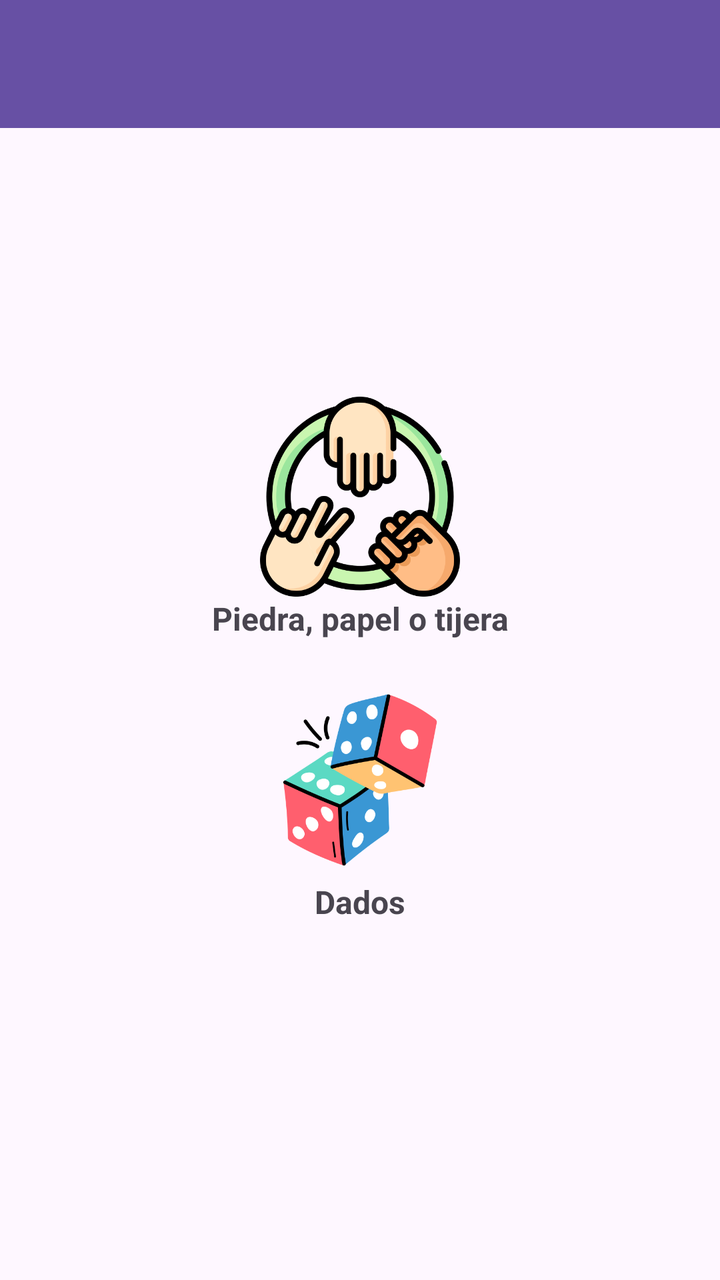
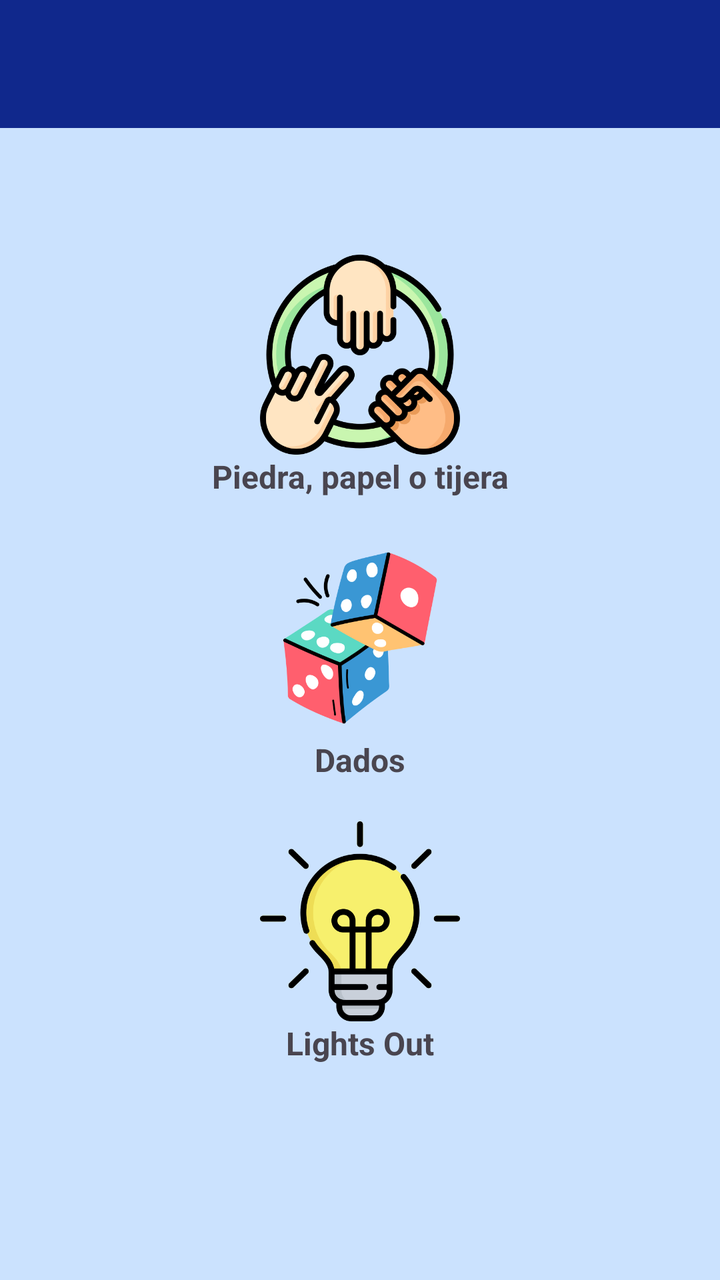

Two renders of the same Android screen: before a commit and after it. Below are the layout's source before the change and the commit's diff.
<!-- AndroidManifest.xml: application theme Theme.PracticaAndroid -->
<!-- res/layout/activity_juegos.xml -->
<?xml version="1.0" encoding="utf-8"?>
<androidx.constraintlayout.widget.ConstraintLayout xmlns:android="http://schemas.android.com/apk/res/android"
    xmlns:app="http://schemas.android.com/apk/res-auto"
    android:id="@+id/main"
    android:layout_width="match_parent"
    android:layout_height="match_parent">

    <androidx.appcompat.widget.Toolbar
        android:id="@+id/toolbarJuegos"
        android:layout_width="match_parent"
        android:layout_height="wrap_content"
        android:background="?attr/colorPrimary"
        android:minHeight="?attr/actionBarSize"
        android:theme="?attr/actionBarTheme"
        app:layout_constraintEnd_toEndOf="parent"
        app:layout_constraintStart_toStartOf="parent"
        app:layout_constraintTop_toTopOf="parent"/>

    <LinearLayout
        android:layout_width="match_parent"
        android:layout_height="match_parent"
        android:orientation="vertical"
        android:gravity="center">

        <ImageView
            android:id="@+id/irJuegoPPT"
            android:layout_width="100dp"
            android:layout_height="100dp"
            android:layout_marginTop="20dp"
            android:src="@drawable/juego_piedra_papel_tijera" />

        <TextView
            android:id="@+id/txtJuegoPPT"
            android:layout_width="match_parent"
            android:layout_height="wrap_content"
            android:text="Piedra, papel o tijera"
            android:textAlignment="center"
            android:textSize="16sp"
            android:textStyle="bold" />

        <ImageView
            android:id="@+id/irJuegoDado"
            android:layout_width="100dp"
            android:layout_height="100dp"
            android:layout_marginTop="20dp"
            android:src="@drawable/juego_dado"/>

        <TextView
            android:id="@+id/txtJuegoDados"
            android:layout_width="match_parent"
            android:layout_height="wrap_content"
            android:text="Dados"
            android:textAlignment="center"
            android:textSize="16sp"
            android:textStyle="bold" />

    </LinearLayout>

</androidx.constraintlayout.widget.ConstraintLayout>
<!-- resources referenced by this layout -->
<resources>
  <!-- drawable juego_dado: png bitmap (drawable, 37621 bytes) -->
  <!-- drawable juego_piedra_papel_tijera: png bitmap (drawable, 59192 bytes) -->
  <style name="Theme.PracticaAndroid" parent="Base.Theme.PracticaAndroid" />
  <style name="Base.Theme.PracticaAndroid" parent="Theme.Material3.DayNight.NoActionBar">
          
          
      </style>
</resources>

<!-- the commit's change to res/layout/activity_juegos.xml (unified diff, before → after) -->
@@ -3,24 +3,25 @@
     xmlns:app="http://schemas.android.com/apk/res-auto"
     android:id="@+id/main"
     android:layout_width="match_parent"
-    android:layout_height="match_parent">
+    android:layout_height="match_parent"
+    android:background="@color/lightblue">
 
     <androidx.appcompat.widget.Toolbar
         android:id="@+id/toolbarJuegos"
         android:layout_width="match_parent"
         android:layout_height="wrap_content"
-        android:background="?attr/colorPrimary"
+        android:background="@color/blue"
         android:minHeight="?attr/actionBarSize"
         android:theme="?attr/actionBarTheme"
         app:layout_constraintEnd_toEndOf="parent"
         app:layout_constraintStart_toStartOf="parent"
-        app:layout_constraintTop_toTopOf="parent"/>
+        app:layout_constraintTop_toTopOf="parent" />
 
     <LinearLayout
         android:layout_width="match_parent"
         android:layout_height="match_parent"
-        android:orientation="vertical"
-        android:gravity="center">
+        android:gravity="center"
+        android:orientation="vertical">
 
         <ImageView
             android:id="@+id/irJuegoPPT"
@@ -43,7 +44,7 @@
             android:layout_width="100dp"
             android:layout_height="100dp"
             android:layout_marginTop="20dp"
-            android:src="@drawable/juego_dado"/>
+            android:src="@drawable/juego_dado" />
 
         <TextView
             android:id="@+id/txtJuegoDados"
@@ -54,6 +55,22 @@
             android:textSize="16sp"
             android:textStyle="bold" />
 
+        <ImageView
+            android:id="@+id/irLightsOut"
+            android:layout_width="100dp"
+            android:layout_height="100dp"
+            android:layout_marginTop="20dp"
+            app:srcCompat="@drawable/lights" />
+
+        <TextView
+            android:id="@+id/txtLightsOut"
+            android:layout_width="match_parent"
+            android:layout_height="wrap_content"
+            android:text="Lights Out"
+            android:textAlignment="center"
+            android:textSize="16sp"
+            android:textStyle="bold"/>
+
     </LinearLayout>
 
 </androidx.constraintlayout.widget.ConstraintLayout>
<!-- resource entries referenced after the edit -->
@@ -1,7 +1,10 @@
 <!-- resources referenced by this layout -->
 <resources>
+  <color name="blue">#10288C</color>
+  <color name="lightblue">#CBE2FE</color>
   <!-- drawable juego_dado: png bitmap (drawable, 37621 bytes) -->
   <!-- drawable juego_piedra_papel_tijera: png bitmap (drawable, 59192 bytes) -->
+  <!-- drawable lights: png bitmap (drawable, 27360 bytes) -->
   <style name="Theme.PracticaAndroid" parent="Base.Theme.PracticaAndroid" />
   <style name="Base.Theme.PracticaAndroid" parent="Theme.Material3.DayNight.NoActionBar">
           
